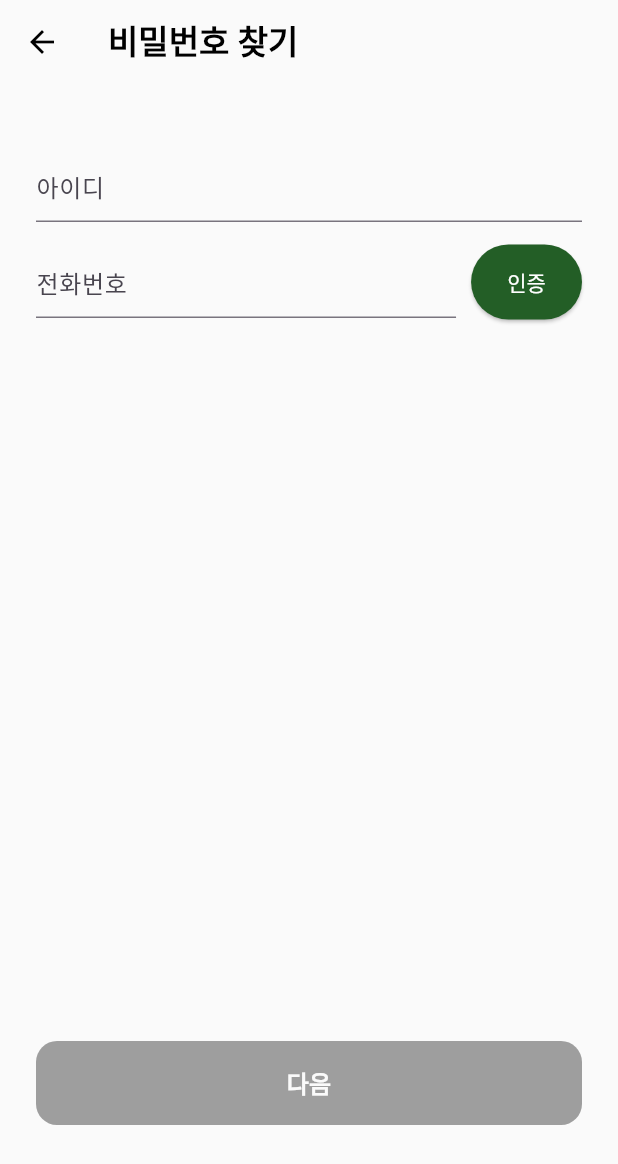
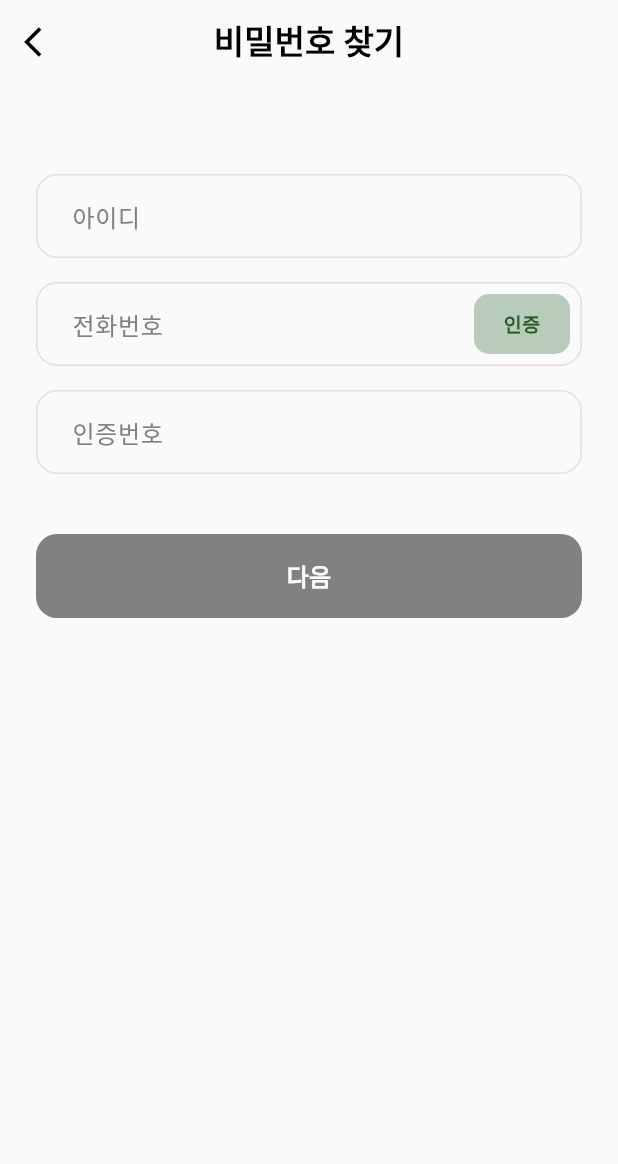
Before and after one commit to kksenniezz/Turtlely-FE, a Flutter app: the FindPassword screen opened directly, on a phone screen of 412 x 824 dp. Shown: the top 1164 px of the screen. Run offline on Flutter 3.47's test engine with Material 3 defaults, Android fonts, the phone set to English and light mode, and no system bars; our stand-ins replace table_calendar; Roboto replaces fonts that are missing (Pretendard).

Commit message:
STEP0까지 UI 재구성

```diff
--- a/lib/find_password.dart
+++ b/lib/find_password.dart
@@ -1,4 +1,5 @@
 import 'package:flutter/material.dart';
+import 'dart:async';
 import 'style.dart';
 
 class FindPassword extends StatefulWidget {
@@ -9,137 +10,265 @@
 }
 
 class _FindPasswordState extends State<FindPassword> {
-  int _step = 0; // 0: 정보입력, 1: 인증번호입력, 2: 비밀번호재설정
-  bool _isCodeSent = false;
-  bool _isVerified = false;
+  int _step = 0; // 0: 아이디 및 인증, 1: 새 비밀번호 설정
 
   final TextEditingController _idController = TextEditingController();
   final TextEditingController _phoneController = TextEditingController();
-  final TextEditingController _codeController = TextEditingController();
+  final TextEditingController _authCodeController = TextEditingController();
 
-  String _message = "";
-  Color _messageColor = Colors.red;
+  bool _isAuthSent = false;
+  bool _isTimeOut = false;
+  String _authStatusMessage = "";
 
-  // 인증번호 전송
-  void _sendVerification() {
+  Timer? _timer;
+  int _secondsRemaining = 300;
+
+  @override
+  void dispose() {
+    _idController.dispose();
+    _phoneController.dispose();
+    _authCodeController.dispose();
+    _timer?.cancel();
+    super.dispose();
+  }
+
+  void _startTimer() {
+    _secondsRemaining = 300;
+    _isTimeOut = false;
+    _timer?.cancel();
+    _timer = Timer.periodic(const Duration(seconds: 1), (timer) {
       setState(() {
-      if (_idController.text.isNotEmpty && _phoneController.text.length >= 10) {
-        _isCodeSent = true;
-        _message = "인증번호가 전송되었습니다.";
-        _messageColor = Colors.green;
+        if (_secondsRemaining > 0) {
+          _secondsRemaining--;
         } else {
-        _message = "아이디와 전화번호를 정확히 입력해주세요.";
-        _messageColor = Colors.red;
+          _timer?.cancel();
+          _isTimeOut = true;
+          _authStatusMessage = "인증 시간이 초과되었습니다 다시 시도해 주세요";
         }
+      });
     });
   }
 
-  // 인증번호 확인
-  void _verifyCode() {
+  void _handleAuthRequest() {
+    if (_phoneController.text.isEmpty) {
       setState(() {
-      if (_codeController.text == "123456") {
-        _isVerified = true;
-        _message = "인증이 완료되었습니다.";
-        _messageColor = Colors.green;
-      } else {
-        _message = "인증번호가 일치하지 않습니다.";
-        _messageColor = Colors.red;
+        _isAuthSent = false;
+        _authStatusMessage = "전화번호를 확인해 주세요";
+      });
+      return;
     }
+    setState(() {
+      _isAuthSent = true;
+      _isTimeOut = false;
+      _authStatusMessage = "인증번호가 발송되었습니다";
+      _startTimer();
     });
+  }
+
+  String _formatTime(int seconds) {
+    int min = seconds ~/ 60;
+    int sec = seconds % 60;
+    return "${min.toString().padLeft(2, '0')}:${sec.toString().padLeft(2, '0')}";
   }
 
   @override
   Widget build(BuildContext context) {
+    bool isStep0Valid =
+        _idController.text.isNotEmpty &&
+        _isAuthSent &&
+        _authCodeController.text.length == 4 &&
+        !_isTimeOut;
+
     return Scaffold(
       backgroundColor: TColor.white,
       appBar: AppBar(
-        backgroundColor: TColor.white, elevation: 0,
-        iconTheme: const IconThemeData(color: Colors.black),
-        title: const Text("비밀번호 찾기", style: TextStyle(color: Colors.black, fontWeight: FontWeight.bold)),
+        backgroundColor: TColor.white,
+        elevation: 0,
+        leading: IconButton(
+          icon: const Icon(Icons.arrow_back_ios, color: Colors.black),
+          onPressed: () => Navigator.pop(context),
         ),
-      body: Padding(
-        padding: const EdgeInsets.all(24),
+        title: const Text(
+          "비밀번호 찾기",
+          style: TextStyle(color: Colors.black, fontWeight: FontWeight.bold),
+        ),
+        centerTitle: true,
+      ),
+      body: SingleChildScrollView(
+        child: Padding(
+          padding: const EdgeInsets.symmetric(horizontal: 24.0),
           child: Column(
             children: [
-            const SizedBox(height: 20),
+              const SizedBox(height: 60),
+              if (_step == 0) _buildAuthStep(),
 
-            // 1단계: 아이디/전화번호 입력
-            _buildInputStep(),
+              // if (_step == 1) _buildNewPasswordStep(), // 다음 단계 작업 예정
+              const SizedBox(height: 40),
 
-            // 2단계: 인증번호 확인
-            if (_isCodeSent) ...[
-              const SizedBox(height: 20),
-              _buildVerifyStep(),
-            ],
+              if (_step == 0)
+                SizedBox(
+                  width: double.infinity,
+                  height: 56,
+                  child: ElevatedButton(
+                    onPressed: () {
+                      if (!isStep0Valid) return;
 
-            if (_message.isNotEmpty)
-              Padding(
-                padding: const EdgeInsets.only(top: 16, left: 4),
-                child: Text(_message, style: TextStyle(color: _messageColor, fontSize: 12)),
+                      if (_idController.text.isEmpty ||
+                          _authCodeController.text.isEmpty) {
+                        setState(() {
+                          _authStatusMessage = "아이디 또는 인증번호를 다시 확인해 주세요";
+                        });
+                        return;
+                      }
+                      setState(() {
+                        _timer?.cancel();
+                        _step = 1; // 다음 단계로 이동
+                      });
+                    },
+                    style: ElevatedButton.styleFrom(
+                      backgroundColor: isStep0Valid
+                          ? TColor.buttonGreen
+                          : TColor.gray,
+                      shape: RoundedRectangleBorder(
+                        borderRadius: BorderRadius.circular(14),
                       ),
-
-            const Spacer(),
-
-            // 다음 버튼 (인증 완료 시 활성화)
-            SizedBox(
-              width: double.infinity, height: 56,
-              child: ElevatedButton(
-                style: _isVerified ? T_MainButtonStyle : T_MainButtonStyle.copyWith(
-                  backgroundColor: MaterialStateProperty.all(Colors.grey)
+                      elevation: 0,
                     ),
-                onPressed: _isVerified ? () { setState(() => _step = 2); } : null,
                     child: const Text("다음", style: TText.button),
                   ),
                 ),
-            const SizedBox(height: 50),
             ],
+          ),
         ),
       ),
     );
   }
 
-  // 1단계 UI
-  Widget _buildInputStep() {
+  Widget _buildAuthStep() {
     return Column(
+      crossAxisAlignment: CrossAxisAlignment.start,
       children: [
-        TextField(controller: _idController, decoration: const InputDecoration(hintText: "아이디")),
-        const SizedBox(height: 15),
-        Row(
+        // 1. 아이디 입력칸
+        TextField(
+          controller: _idController,
+          onChanged: (value) => setState(() {}),
+          decoration: InputDecoration(
+            hintText: "아이디",
+            hintStyle: const TextStyle(color: TColor.gray),
+            contentPadding: const EdgeInsets.symmetric(
+              vertical: 16,
+              horizontal: 20,
+            ),
+            enabledBorder: OutlineInputBorder(
+              borderRadius: BorderRadius.circular(14),
+              borderSide: const BorderSide(color: Color(0xFFE0E0E0)),
+            ),
+            focusedBorder: OutlineInputBorder(
+              borderRadius: BorderRadius.circular(14),
+              borderSide: const BorderSide(color: Colors.black),
+            ),
+          ),
+        ),
+        const SizedBox(height: 16),
+
+        // 2. 전화번호 입력칸
+        TextField(
+          controller: _phoneController,
+          keyboardType: TextInputType.phone,
+          onChanged: (value) => setState(() {}),
+          decoration: InputDecoration(
+            hintText: "전화번호",
+            hintStyle: const TextStyle(color: TColor.gray),
+            contentPadding: const EdgeInsets.symmetric(
+              vertical: 16,
+              horizontal: 20,
+            ),
+            enabledBorder: OutlineInputBorder(
+              borderRadius: BorderRadius.circular(14),
+              borderSide: const BorderSide(color: Color(0xFFE0E0E0)),
+            ),
+            focusedBorder: OutlineInputBorder(
+              borderRadius: BorderRadius.circular(14),
+              borderSide: const BorderSide(color: Colors.black),
+            ),
+            suffixIcon: Padding(
+              padding: const EdgeInsets.only(right: 8.0),
+              child: Row(
+                mainAxisSize: MainAxisSize.min,
                 children: [
-            Expanded(child: TextField(controller: _phoneController, keyboardType: TextInputType.number, decoration: const InputDecoration(hintText: "전화번호"))),
-            const SizedBox(width: 10),
-            SizedBox(
-              height: 50,
-              child: ElevatedButton(
-                onPressed: _isCodeSent ? null : _sendVerification,
-                style: ElevatedButton.styleFrom(
-                  backgroundColor: _isCodeSent ? Colors.grey : TColor.buttonGreen,
-                  foregroundColor: Colors.white,
+                  if (_isAuthSent)
+                    Text(
+                      _formatTime(_secondsRemaining),
+                      style: const TextStyle(color: Colors.red, fontSize: 12),
                     ),
-                child: _isCodeSent ? const Icon(Icons.check, size: 20) : const Text("인증"),
+                  const SizedBox(width: 8),
+                  GestureDetector(
+                    onTap: _handleAuthRequest,
+                    child: Container(
+                      width: 64,
+                      height: 40,
+                      decoration: BoxDecoration(
+                        color: const Color(0x4D235E26),
+                        borderRadius: BorderRadius.circular(10),
+                      ),
+                      alignment: Alignment.center,
+                      child: Text(
+                        _isAuthSent ? "재발송" : "인증",
+                        style: const TextStyle(
+                          color: Color(0xFF235E26),
+                          fontWeight: FontWeight.bold,
+                          fontSize: 13,
+                        ),
+                      ),
                     ),
                   ),
                 ],
               ),
-      ],
-    );
-  }
+            ),
+          ),
+        ),
 
-  // 2단계 UI
-  Widget _buildVerifyStep() {
-    return Row(
-      children: [
-        Expanded(child: TextField(controller: _codeController, keyboardType: TextInputType.number, decoration: const InputDecoration(hintText: "인증번호 입력"))),
-        const SizedBox(width: 10),
-        SizedBox(
-          height: 50,
-          child: ElevatedButton(
-            onPressed: _isVerified ? null : _verifyCode,
-            style: ElevatedButton.styleFrom(
-              backgroundColor: _isVerified ? Colors.grey : TColor.buttonGreen,
-              foregroundColor: Colors.white,
+        // 메시지 영역 (에러 메시지 포함)
+        if (_authStatusMessage.isNotEmpty)
+          Padding(
+            padding: const EdgeInsets.only(top: 8, left: 4),
+            child: Text(
+              _authStatusMessage,
+              style: TextStyle(
+                color:
+                    (_isTimeOut ||
+                        _authStatusMessage == "전화번호를 확인해 주세요" ||
+                        _authStatusMessage == "아이디 또는 인증번호를 다시 확인해 주세요")
+                    ? Colors.red
+                    : const Color(0xFF235E26),
+                fontSize: 12,
               ),
-            child: _isVerified ? const Icon(Icons.check, size: 20) : const Text("확인"),
+            ),
+          ),
+        const SizedBox(height: 16),
+
+        // 3. 인증번호 입력칸
+        TextField(
+          controller: _authCodeController,
+          keyboardType: TextInputType.phone,
+          maxLength: 4,
+          onChanged: (value) => setState(() {}),
+          decoration: InputDecoration(
+            hintText: "인증번호",
+            counterText: "",
+            hintStyle: const TextStyle(color: TColor.gray),
+            contentPadding: const EdgeInsets.symmetric(
+              vertical: 16,
+              horizontal: 20,
+            ),
+            enabledBorder: OutlineInputBorder(
+              borderRadius: BorderRadius.circular(14),
+              borderSide: const BorderSide(color: Color(0xFFE0E0E0)),
+            ),
+            focusedBorder: OutlineInputBorder(
+              borderRadius: BorderRadius.circular(14),
+              borderSide: const BorderSide(color: Colors.black),
+            ),
           ),
         ),
       ],
```
Lines whose indentation alone changed are shown as unchanged.
